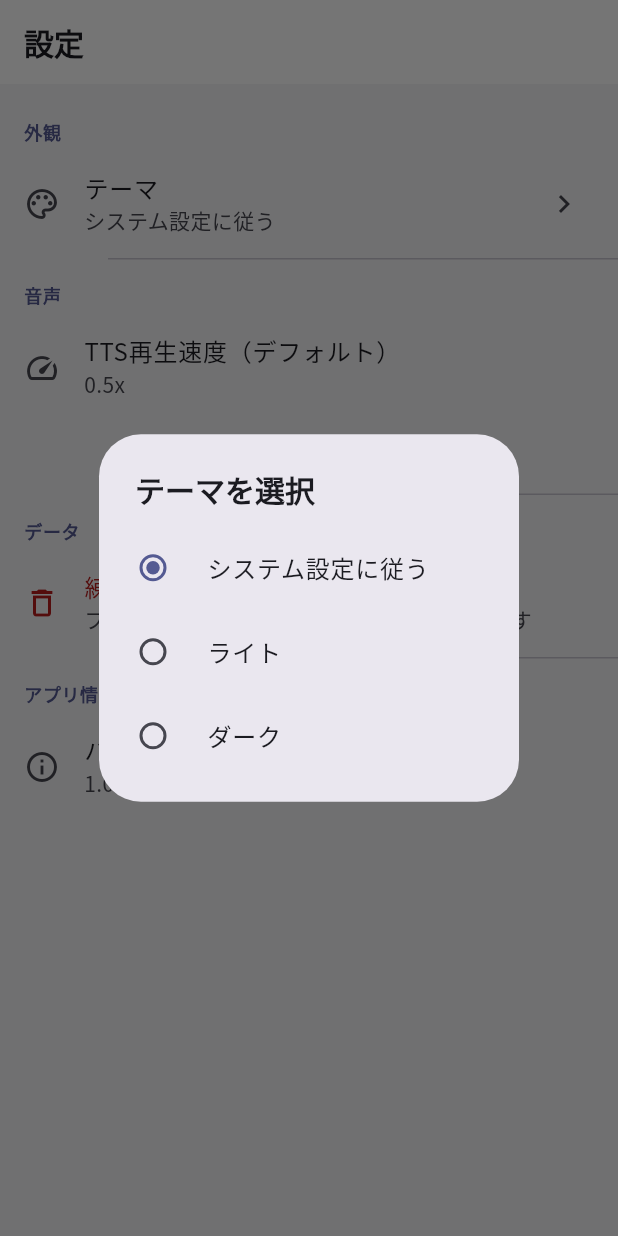
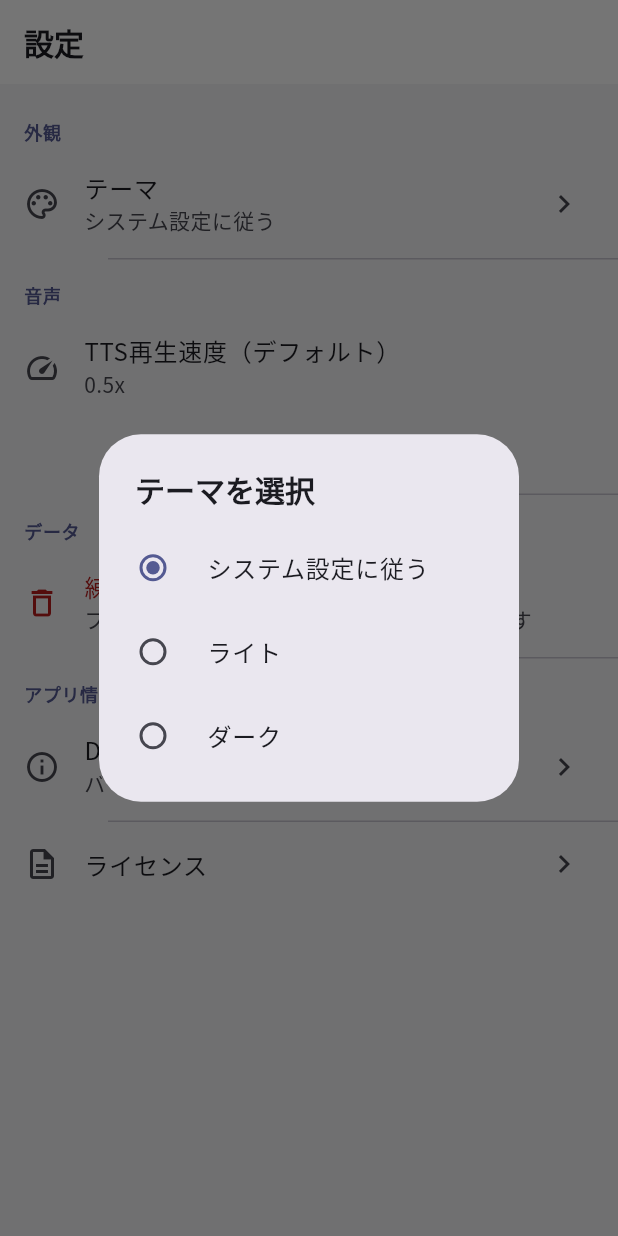
Before and after one commit to ishtos/Doppel, a Flutter app: the SettingsScreen screen opened by its route, after a tap on "テーマ", on a phone screen of 412 x 824 dp. Run offline on Flutter 3.47's test engine with Material 3 defaults, Android fonts, the phone set to English and light mode, and no system bars; our stand-ins replace fl_chart, flutter_riverpod, flutter_tts, freezed_annotation, go_router, google_fonts and 3 more; missing offline and left inert: record; accounts and stored records are empty; generated files the repository leaves out were written again.

Commit message:
feat: add About screen with privacy policy, terms, and licenses
- Add About screen (/about) with app info, license viewer, privacy policy, and terms of service
- Enhance Settings screen with navigation to About and Licenses pages
- Refactor deepCast() from FeedbackRepository to shared/utils/hive_utils.dart
- Update ProgressRepository to use shared deepCast utility
- Update current_status.md for Phase I completion

https://claude.ai/code/session_01ACF9Y9n8ek27vWghzHCnWc

```diff
--- a/lib/app/router.dart
+++ b/lib/app/router.dart
@@ -8,6 +8,7 @@ import '../features/lesson/presentation/screens/lesson_screen.dart';
 import '../features/library/presentation/screens/library_screen.dart';
 import '../features/onboarding/presentation/screens/onboarding_screen.dart'; // FIXED: オンボーディング画面import追加
 import '../features/progress/presentation/screens/progress_screen.dart';
+import '../features/settings/presentation/screens/about_screen.dart'; // FIXED: About画面import追加
 import '../features/settings/presentation/screens/settings_screen.dart';
 import '../features/settings/presentation/providers/settings_provider.dart';
 
@@ -89,6 +90,11 @@ final routerProvider = Provider<GoRouter>((ref) {
         path: '/settings',
         builder: (context, state) => const SettingsScreen(),
       ),
+      GoRoute(
+        parentNavigatorKey: _rootNavigatorKey,
+        path: '/about',
+        builder: (context, state) => const AboutScreen(),
+      ),
     ],
   );
 });
--- a/lib/features/progress/data/repositories/progress_repository.dart
+++ b/lib/features/progress/data/repositories/progress_repository.dart
@@ -1,7 +1,7 @@
 import 'package:hive_ce_flutter/hive_ce_flutter.dart';
 
 import '../../../feedback/data/models/feedback_model.dart';
-import '../../../feedback/data/repositories/feedback_repository.dart';
+import '../../../../shared/utils/hive_utils.dart'; // FIXED: deepCast を共通ユーティリティから参照
 import '../models/user_progress_model.dart';
 
 class ProgressRepository {
@@ -72,7 +72,7 @@ class ProgressRepository {
   List<FeedbackModel> getScoreHistory({int days = 7}) {
     final cutoff = DateTime.now().subtract(Duration(days: days));
     return feedbackBox.values
-        .map((e) => FeedbackModel.fromJson(FeedbackRepository.deepCast(e)))
+        .map((e) => FeedbackModel.fromJson(deepCast(e)))
         .where((f) => f.createdAt.isAfter(cutoff))
         .toList()
       ..sort((a, b) => a.createdAt.compareTo(b.createdAt));
@@ -81,7 +81,7 @@ class ProgressRepository {
   /// Analyze weak pronunciation patterns from recent feedback.
   Map<String, double> getWeakPatterns() {
     final feedbacks = feedbackBox.values
-        .map((e) => FeedbackModel.fromJson(FeedbackRepository.deepCast(e)))
+        .map((e) => FeedbackModel.fromJson(deepCast(e)))
         .toList();
 
     final patternCounts = <String, List<double>>{};
--- a/lib/features/settings/presentation/screens/settings_screen.dart
+++ b/lib/features/settings/presentation/screens/settings_screen.dart
@@ -1,5 +1,6 @@
 import 'package:flutter/material.dart';
 import 'package:flutter_riverpod/flutter_riverpod.dart';
+import 'package:go_router/go_router.dart';
 import 'package:hive_ce_flutter/hive_ce_flutter.dart';
 
 import '../providers/settings_provider.dart';
@@ -73,12 +74,41 @@ class SettingsScreen extends ConsumerWidget {
           ),
           const Divider(height: 1, indent: 72),
 
-          // App info
+          // App info // FIXED: About画面・ライセンスへのナビゲーション追加
           _SectionHeader(title: 'アプリ情報', theme: theme),
-          const ListTile(
-            leading: Icon(Icons.info_outline),
-            title: Text('バージョン'),
-            subtitle: Text('1.0.0'),
+          ListTile(
+            leading: const Icon(Icons.info_outline),
+            title: const Text('Doppelについて'),
+            subtitle: const Text('バージョン 1.0.0'),
+            trailing: const Icon(Icons.chevron_right),
+            onTap: () => context.push('/about'),
+          ),
+          const Divider(height: 1, indent: 72),
+          ListTile(
+            leading: const Icon(Icons.description_outlined),
+            title: const Text('ライセンス'),
+            trailing: const Icon(Icons.chevron_right),
+            onTap: () => showLicensePage(
+              context: context,
+              applicationName: 'Doppel',
+              applicationVersion: '1.0.0+1',
+              applicationIcon: Padding(
+                padding: const EdgeInsets.all(8),
+                child: Container(
+                  width: 48,
+                  height: 48,
+                  decoration: BoxDecoration(
+                    color: theme.colorScheme.primary,
+                    borderRadius: BorderRadius.circular(12),
+                  ),
+                  child: Icon(
+                    Icons.record_voice_over,
+                    size: 24,
+                    color: theme.colorScheme.onPrimary,
+                  ),
+                ),
+              ),
+            ),
           ),
         ],
       ),
```
Also changed, not shown: lib/features/feedback/data/repositories/feedback_repository.dart (+1 -15 lines), lib/features/settings/presentation/screens/about_screen.dart (added, +206 -0 lines), lib/shared/utils/hive_utils.dart (added, +15 -0 lines), 1 other file.
